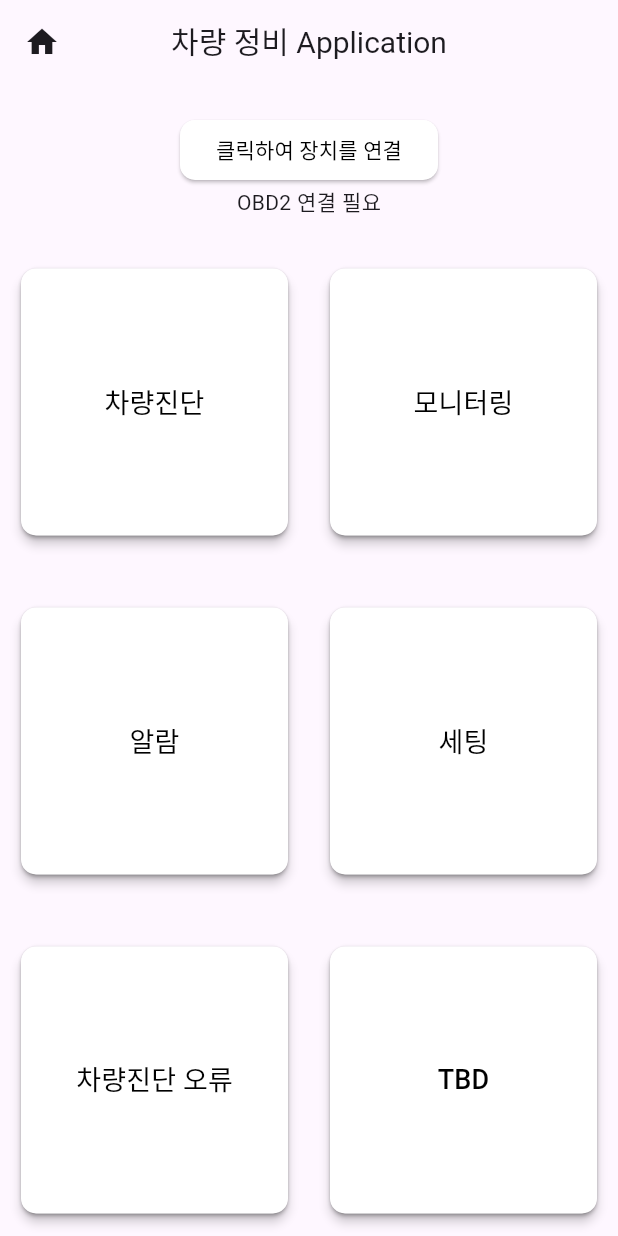
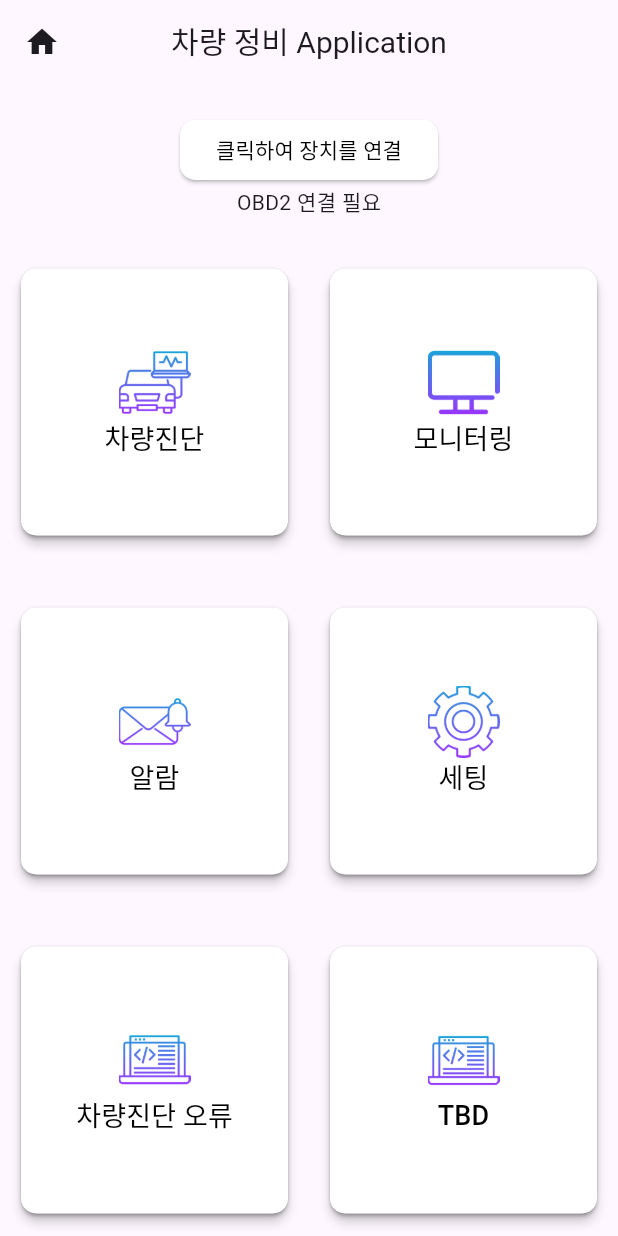
Before and after one commit to Bincher/4-1_obd_project, a Flutter app: the screen it shows after launch, on a phone screen of 412 x 824 dp. Run offline on Flutter 3.47's test engine with Material 3 defaults, Android fonts, the phone set to English and light mode, and no system bars; our stand-ins replace fl_chart, flutter_bluetooth_serial, flutter_local_notifications, flutter_tts, math_expressions, permission_handler and 1 more.

Commit message:
icon추가

```diff
--- a/lib/pages/home/main.dart
+++ b/lib/pages/home/main.dart
@@ -427,9 +427,19 @@ Widget setButtonRow(BuildContext context, {required String firstButton, required
                 borderRadius: BorderRadius.circular(10.0),
               ),
             ),
-            child: Text(
-              firstButton,
-              style: const TextStyle(fontSize: 18.0),
+            child: Column(
+              mainAxisAlignment: MainAxisAlignment.center,
+              children: [
+                Image.asset(
+                  'assets/$firstButton.png',
+                  width: 48,
+                  height: 48,
+                ),
+                Text(
+                  firstButton,
+                  style: const TextStyle(fontSize: 18.0),
+                ),
+              ],
             ),
             onPressed: () {
               if (firstButton.compareTo('차량진단') == 0) {
@@ -477,9 +487,19 @@ Widget setButtonRow(BuildContext context, {required String firstButton, required
                 borderRadius: BorderRadius.circular(10.0),
               ),
             ),
-            child: Text(
-              secondButton,
-              style: const TextStyle(fontSize: 18.0),
+            child: Column(
+              mainAxisAlignment: MainAxisAlignment.center,
+              children: [
+                Image.asset(
+                  'assets/$secondButton.png',
+                  width: 48,
+                  height: 48,
+                ),
+                Text(
+                  secondButton,
+                  style: const TextStyle(fontSize: 18.0),
+                ),
+              ],
             ),
             onPressed: () {
               if (secondButton.compareTo('모니터링') == 0) {
--- a/pubspec.yaml
+++ b/pubspec.yaml
@@ -31,7 +31,6 @@ dependencies:
   flutter:
     sdk: flutter
 
-
   # The following adds the Cupertino Icons font to your application.
   # Use with the CupertinoIcons class for iOS style icons.
   cupertino_icons: ^1.0.2
@@ -51,6 +50,7 @@ dependencies:
   intl: ^0.19.0
   flutter_local_notifications: ^17.1.2
   flutter_tts: ^4.0.2
+  flutter_neumorphic: ^3.0.3
 
 
 dev_dependencies:
@@ -79,7 +79,8 @@ flutter:
   # assets:
   #   - images/a_dot_burr.jpeg
   #   - images/a_dot_ham.jpeg
-
+  assets:
+    - assets/
   # An image asset can refer to one or more resolution-specific "variants", see
   # https://flutter.dev/assets-and-images/#resolution-aware
 
```
Also changed, not shown: lib/pages/home/mainNoBluetooth.dart (+28 -10 lines), assets/TBD.png (added), assets/모니터링.png (added), assets/세팅.png (added), assets/알람.png (added), assets/차량진단 오류.png (added), assets/차량진단.png (added), pubspec.lock.
